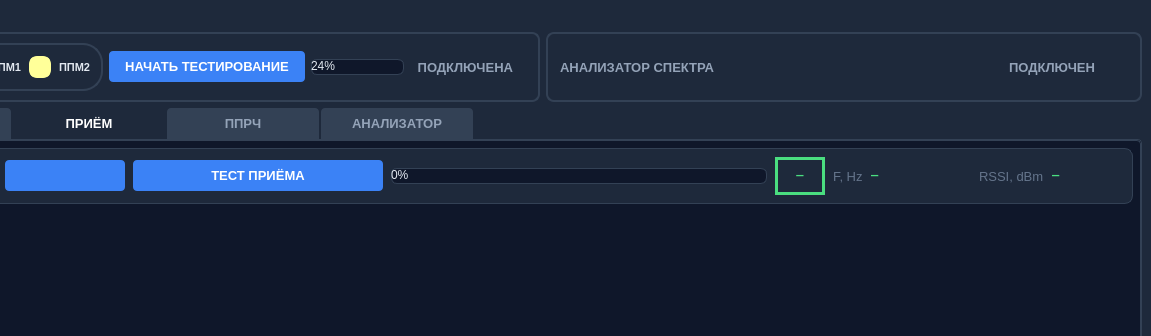
Qt form mainwindow.ui (vitalisimys/Check_station) before a commit; both pictures show x 150 to 1301 and y 0 to 336 of the 1301 by 753 pixel window.
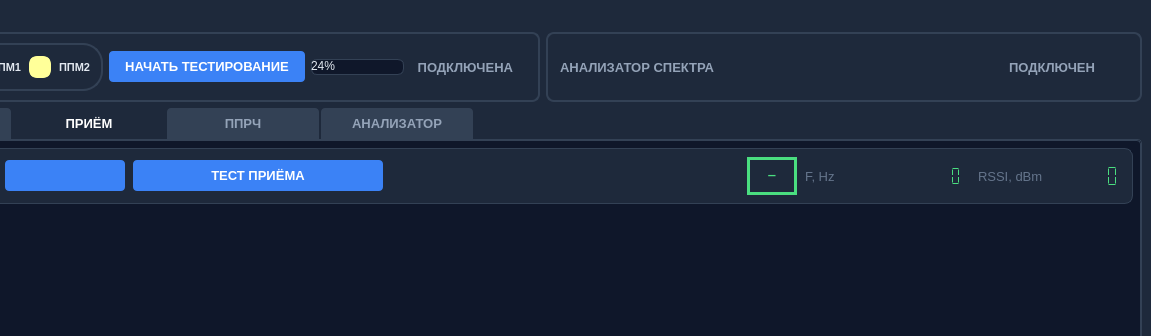
The same form after that commit. Icons and pictures are not drawn. Custom widgets are drawn as their Qt base class.

The edit to the form file:
```diff
--- a/mainwindow.ui
+++ b/mainwindow.ui
@@ -1127,23 +1127,17 @@
                   </widget>
                  </item>
                  <item>
-                  <widget class="QProgressBar" name="progressBarRecieve">
-                   <property name="minimumSize">
-                    <size>
-                     <width>0</width>
-                     <height>12</height>
-                    </size>
+                  <spacer name="horizontalSpacer_3">
+                   <property name="orientation">
+                    <enum>Qt::Horizontal</enum>
                    </property>
-                   <property name="maximumSize">
+                   <property name="sizeHint" stdset="0">
                     <size>
-                     <width>16777215</width>
-                     <height>16</height>
+                     <width>40</width>
+                     <height>20</height>
                     </size>
                    </property>
-                   <property name="value">
-                    <number>0</number>
-                   </property>
-                  </widget>
+                  </spacer>
                  </item>
                 </layout>
                </item>
@@ -1210,18 +1204,41 @@
                   </widget>
                  </item>
                  <item>
-                  <widget class="QLabel" name="labelRecieveFreqValue">
+                  <widget class="QLCDNumber" name="lcdRecieveFreqValue">
                    <property name="minimumSize">
                     <size>
-                     <width>100</width>
+                     <width>0</width>
                      <height>0</height>
                     </size>
                    </property>
+                   <property name="layoutDirection">
+                    <enum>Qt::RightToLeft</enum>
+                   </property>
+                   <property name="autoFillBackground">
+                    <bool>false</bool>
+                   </property>
                    <property name="styleSheet">
-                    <string notr="true">color: #4ade80; font-family: Consolas; font-weight: bold;</string>
+                    <string notr="true">QLCDNumber {
+    background-color: #1e293b;/*#0f172a;*/
+    color: #4ade80;
+    /*border: 1px solid #334155;*/
+    /*border-radius: 20px;*/
+    padding: 2px 6px;
+    font-family: Consolas;
+    font-weight: bold;
+}</string>
                    </property>
-                   <property name="text">
-                    <string>—</string>
+                   <property name="frameShape">
+                    <enum>QFrame::NoFrame</enum>
+                   </property>
+                   <property name="smallDecimalPoint">
+                    <bool>false</bool>
+                   </property>
+                   <property name="digitCount">
+                    <number>12</number>
+                   </property>
+                   <property name="segmentStyle">
+                    <enum>QLCDNumber::Flat</enum>
                    </property>
                   </widget>
                  </item>
@@ -1241,18 +1258,47 @@
                   </widget>
                  </item>
                  <item>
-                  <widget class="QLabel" name="labelRecieveRSSIValue">
+                  <widget class="QLCDNumber" name="lcdRecieveRSSIValue">
                    <property name="minimumSize">
                     <size>
-                     <width>72</width>
+                     <width>0</width>
                      <height>0</height>
                     </size>
                    </property>
+                   <property name="layoutDirection">
+                    <enum>Qt::RightToLeft</enum>
+                   </property>
+                   <property name="autoFillBackground">
+                    <bool>false</bool>
+                   </property>
                    <property name="styleSheet">
-                    <string notr="true">color: #4ade80; font-family: Consolas; font-weight: bold;</string>
+                    <string notr="true">QLCDNumber {
+    background-color: #1e293b;/*#0f172a;*/
+    color: #4ade80;
+    /*border: 1px solid #334155;*/
+    /*border-radius: 20px;*/
+    padding: 0px 4px;
+    font-family: Consolas;
+    font-weight: bold;
+}</string>
                    </property>
-                   <property name="text">
-                    <string>—</string>
+                   <property name="frameShape">
+                    <enum>QFrame::NoFrame</enum>
+                   </property>
+                   <property name="frameShadow">
+                    <enum>QFrame::Raised</enum>
+                   </property>
+                   <property name="lineWidth">
+                    <number>1</number>
+                   </property>
+                   <property name="smallDecimalPoint">
+                    <bool>false</bool>
+                   </property>
+                   <property name="digitCount">
+                    <number>6</number>
+                   </property>
+                   <property name="segmentStyle">
+                    <enum>QLCDNumber::Flat</enum>
                    </property>
                   </widget>
                  </item>
```
Left out of the diff: 62 changed lines with no effect on the pictures.
